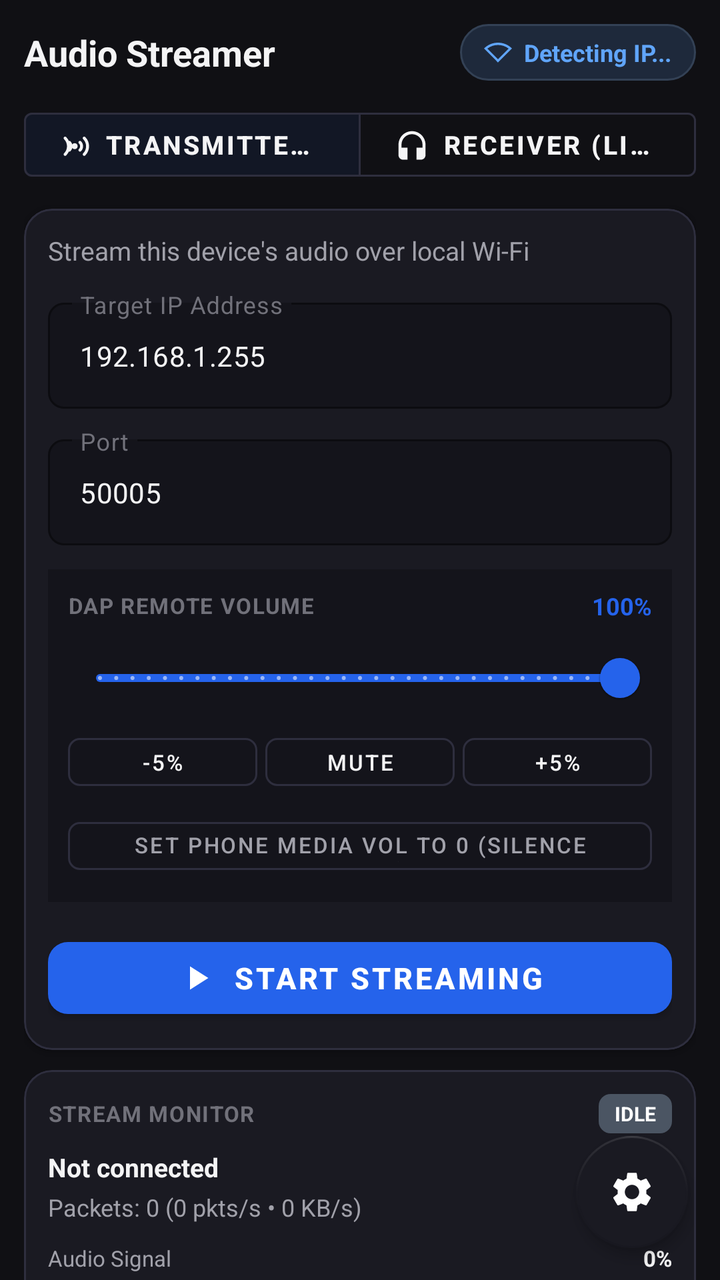
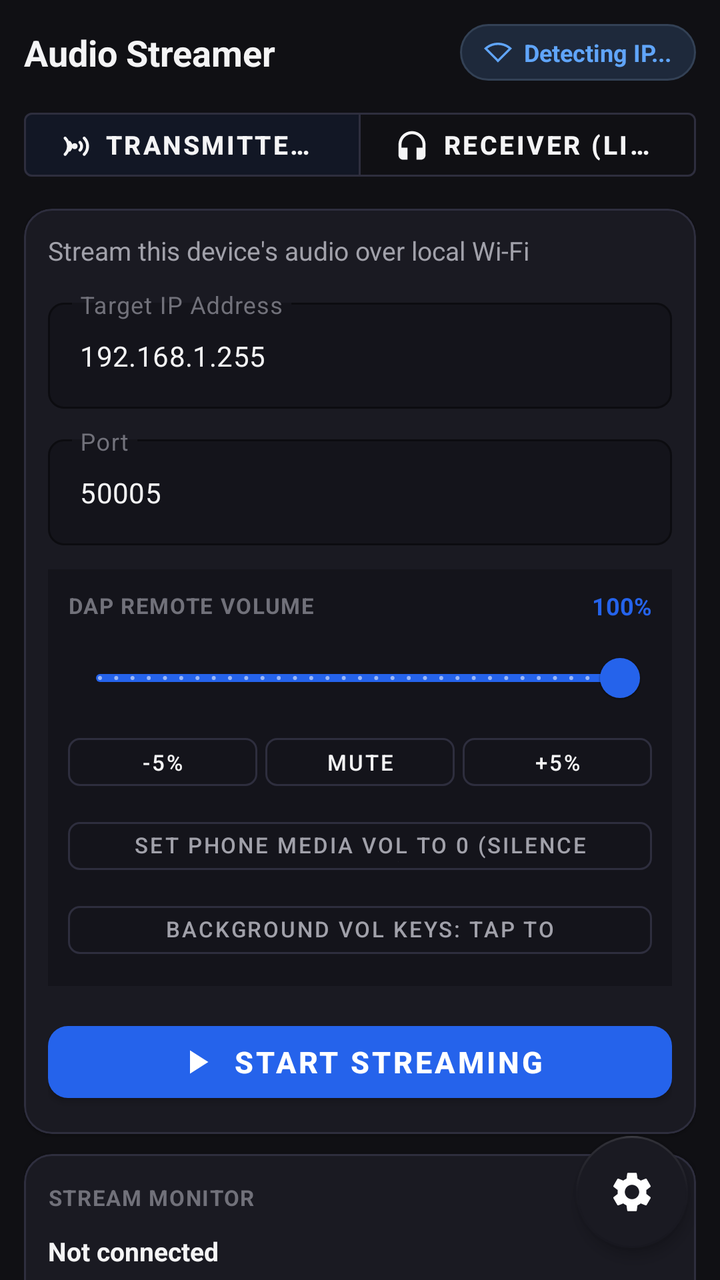

Screens rendered from an Android XML layout before and after an edit, with the pre-edit source and the edit as a unified diff.
<!-- AndroidManifest.xml: application theme Theme.AudioStreamer -->
<!-- res/layout/activity_main.xml -->
<?xml version="1.0" encoding="utf-8"?>
<androidx.coordinatorlayout.widget.CoordinatorLayout
    xmlns:android="http://schemas.android.com/apk/res/android"
    xmlns:app="http://schemas.android.com/apk/res-auto"
    android:id="@+id/root_layout"
    android:layout_width="match_parent"
    android:layout_height="match_parent"
    android:fitsSystemWindows="true"
    android:background="@color/bg_screen">

    <ScrollView
        android:layout_width="match_parent"
        android:layout_height="match_parent"
        android:fillViewport="true"
        android:clipToPadding="false"
        android:paddingBottom="88dp"
        android:scrollbars="none">

        <LinearLayout
            android:layout_width="match_parent"
            android:layout_height="wrap_content"
            android:gravity="center_horizontal"
            android:orientation="vertical">

            <LinearLayout
                android:layout_width="match_parent"
                android:layout_height="wrap_content"
                android:maxWidth="@dimen/content_max_width"
                android:orientation="vertical"
                android:padding="@dimen/screen_padding">

                
                <LinearLayout
                    android:layout_width="match_parent"
                    android:layout_height="wrap_content"
                    android:orientation="horizontal"
                    android:gravity="center_vertical"
                    android:layout_marginBottom="@dimen/card_spacing">

                    <TextView
                        android:id="@+id/tv_title"
                        android:layout_width="0dp"
                        android:layout_height="wrap_content"
                        android:layout_weight="1"
                        android:text="@string/app_name"
                        android:textSize="@dimen/title_text_size"
                        android:textStyle="bold"
                        android:textColor="@color/text_primary" />

                    
                    <LinearLayout
                        android:id="@+id/layout_ip_pill"
                        android:layout_width="wrap_content"
                        android:layout_height="wrap_content"
                        android:orientation="horizontal"
                        android:gravity="center_vertical"
                        android:background="@drawable/bg_ip_pill"
                        android:paddingStart="12dp"
                        android:paddingEnd="12dp"
                        android:paddingTop="6dp"
                        android:paddingBottom="6dp"
                        android:clickable="true"
                        android:focusable="true">

                        <ImageView
                            android:layout_width="14dp"
                            android:layout_height="14dp"
                            android:src="@drawable/ic_wifi"
                            android:layout_marginEnd="6dp"
                            app:tint="@color/pill_text" />

                        <TextView
                            android:id="@+id/tv_header_ip"
                            android:layout_width="wrap_content"
                            android:layout_height="wrap_content"
                            android:text="Detecting IP..."
                            android:textSize="12sp"
                            android:textStyle="bold"
                            android:textColor="@color/pill_text" />
                    </LinearLayout>
                </LinearLayout>

                
                <com.google.android.material.button.MaterialButtonToggleGroup
                    android:id="@+id/toggle_mode_group"
                    android:layout_width="match_parent"
                    android:layout_height="@dimen/toggle_height"
                    android:layout_marginBottom="@dimen/card_spacing"
                    app:singleSelection="true"
                    app:selectionRequired="true"
                    app:checkedButton="@+id/btn_mode_transmitter">

                    <com.google.android.material.button.MaterialButton
                        android:id="@+id/btn_mode_transmitter"
                        style="?attr/materialButtonOutlinedStyle"
                        android:layout_width="0dp"
                        android:layout_height="match_parent"
                        android:layout_weight="1"
                        android:text="@string/mode_transmitter"
                        android:textSize="13sp"
                        android:textStyle="bold"
                        android:textColor="@color/text_primary"
                        app:strokeColor="@color/card_stroke"
                        app:icon="@drawable/ic_transmitter"
                        app:iconTint="@color/text_primary"
                        app:iconGravity="textStart"
                        app:iconPadding="6dp"
                        app:iconSize="18dp" />

                    <com.google.android.material.button.MaterialButton
                        android:id="@+id/btn_mode_receiver"
                        style="?attr/materialButtonOutlinedStyle"
                        android:layout_width="0dp"
                        android:layout_height="match_parent"
                        android:layout_weight="1"
                        android:text="@string/mode_receiver"
                        android:textSize="13sp"
                        android:textStyle="bold"
                        android:textColor="@color/text_primary"
                        app:strokeColor="@color/card_stroke"
                        app:icon="@drawable/ic_receiver"
                        app:iconTint="@color/text_primary"
                        app:iconGravity="textStart"
                        app:iconPadding="6dp"
                        app:iconSize="18dp" />
                </com.google.android.material.button.MaterialButtonToggleGroup>

                
                <com.google.android.material.card.MaterialCardView
                    android:id="@+id/card_config"
                    android:layout_width="match_parent"
                    android:layout_height="wrap_content"
                    android:layout_marginBottom="@dimen/card_spacing"
                    app:cardCornerRadius="14dp"
                    app:cardElevation="1dp"
                    app:strokeColor="@color/card_stroke"
                    app:strokeWidth="1dp"
                    app:cardBackgroundColor="@color/card_bg">

                    <LinearLayout
                        android:layout_width="match_parent"
                        android:layout_height="wrap_content"
                        android:orientation="vertical"
                        android:padding="@dimen/card_inner_padding">

                        <TextView
                            android:id="@+id/tv_mode_guide"
                            android:layout_width="match_parent"
                            android:layout_height="wrap_content"
                            android:text="Stream this device's audio over local Wi-Fi"
                            android:textSize="13sp"
                            android:textColor="@color/text_secondary"
                            android:layout_marginBottom="12dp" />

                        
                        <com.google.android.material.textfield.TextInputLayout
                            android:id="@+id/til_target_ip"
                            android:layout_width="match_parent"
                            android:layout_height="wrap_content"
                            android:layout_marginBottom="10dp"
                            android:hint="@string/target_ip_hint"
                            android:textColorHint="@color/text_hint"
                            app:hintTextColor="@color/primary"
                            app:boxBackgroundColor="@color/input_bg"
                            app:boxStrokeColor="@color/primary"
                            app:boxCornerRadiusBottomEnd="8dp"
                            app:boxCornerRadiusBottomStart="8dp"
                            app:boxCornerRadiusTopEnd="8dp"
                            app:boxCornerRadiusTopStart="8dp"
                            style="@style/Widget.MaterialComponents.TextInputLayout.OutlinedBox">

                            <com.google.android.material.textfield.TextInputEditText
                                android:id="@+id/et_target_ip"
                                android:layout_width="match_parent"
                                android:layout_height="wrap_content"
                                android:inputType="textUri"
                                android:textSize="14sp"
                                android:textColor="@color/text_primary"
                                android:textColorHint="@color/text_hint"
                                android:text="192.168.1.255" />
                        </com.google.android.material.textfield.TextInputLayout>

                        
                        <com.google.android.material.textfield.TextInputLayout
                            android:id="@+id/til_port"
                            android:layout_width="match_parent"
                            android:layout_height="wrap_content"
                            android:layout_marginBottom="12dp"
                            android:hint="@string/port_hint"
                            android:textColorHint="@color/text_hint"
                            app:hintTextColor="@color/primary"
                            app:boxBackgroundColor="@color/input_bg"
                            app:boxStrokeColor="@color/primary"
                            app:boxCornerRadiusBottomEnd="8dp"
                            app:boxCornerRadiusBottomStart="8dp"
                            app:boxCornerRadiusTopEnd="8dp"
                            app:boxCornerRadiusTopStart="8dp"
                            style="@style/Widget.MaterialComponents.TextInputLayout.OutlinedBox">

                            <com.google.android.material.textfield.TextInputEditText
                                android:id="@+id/et_port"
                                android:layout_width="match_parent"
                                android:layout_height="wrap_content"
                                android:inputType="number"
                                android:textSize="14sp"
                                android:textColor="@color/text_primary"
                                android:textColorHint="@color/text_hint"
                                android:text="50005" />
                        </com.google.android.material.textfield.TextInputLayout>

                        
                        <LinearLayout
                            android:id="@+id/layout_volume_control"
                            android:layout_width="match_parent"
                            android:layout_height="wrap_content"
                            android:orientation="vertical"
                            android:background="@color/input_bg"
                            android:padding="10dp"
                            android:layout_marginBottom="14dp">

                            <LinearLayout
                                android:layout_width="match_parent"
                                android:layout_height="wrap_content"
                                android:orientation="horizontal"
                                android:gravity="center_vertical"
                                android:layout_marginBottom="4dp">

                                <TextView
                                    android:layout_width="0dp"
                                    android:layout_height="wrap_content"
                                    android:layout_weight="1"
                                    android:text="DAP REMOTE VOLUME"
                                    android:textSize="11sp"
                                    android:textStyle="bold"
                                    android:textColor="@color/text_hint"
                                    android:letterSpacing="0.05" />

                                <TextView
                                    android:id="@+id/tv_remote_vol_label"
                                    android:layout_width="wrap_content"
                                    android:layout_height="wrap_content"
                                    android:text="100%"
                                    android:textSize="12sp"
                                    android:textStyle="bold"
                                    android:textColor="@color/primary" />
                            </LinearLayout>

                            
                            <com.google.android.material.slider.Slider
                                android:id="@+id/slider_remote_vol"
                                android:layout_width="match_parent"
                                android:layout_height="wrap_content"
                                android:valueFrom="0.0"
                                android:valueTo="100.0"
                                android:stepSize="1.0"
                                android:value="100.0"
                                app:thumbColor="@color/primary"
                                app:trackColorActive="@color/primary"
                                app:trackColorInactive="#2A2A38" />

                            
                            <LinearLayout
                                android:layout_width="match_parent"
                                android:layout_height="wrap_content"
                                android:orientation="horizontal"
                                android:gravity="center">

                                <com.google.android.material.button.MaterialButton
                                    android:id="@+id/btn_vol_down"
                                    style="?attr/materialButtonOutlinedStyle"
                                    android:layout_width="0dp"
                                    android:layout_height="36dp"
                                    android:layout_weight="1"
                                    android:text="-5%"
                                    android:textSize="11sp"
                                    android:textColor="@color/text_primary"
                                    app:strokeColor="@color/card_stroke"
                                    android:layout_marginEnd="4dp"
                                    app:cornerRadius="6dp" />

                                <com.google.android.material.button.MaterialButton
                                    android:id="@+id/btn_vol_mute"
                                    style="?attr/materialButtonOutlinedStyle"
                                    android:layout_width="0dp"
                                    android:layout_height="36dp"
                                    android:layout_weight="1"
                                    android:text="Mute"
                                    android:textSize="11sp"
                                    android:textColor="@color/text_primary"
                                    app:strokeColor="@color/card_stroke"
                                    android:layout_marginEnd="4dp"
                                    app:cornerRadius="6dp" />

                                <com.google.android.material.button.MaterialButton
                                    android:id="@+id/btn_vol_up"
                                    style="?attr/materialButtonOutlinedStyle"
                                    android:layout_width="0dp"
                                    android:layout_height="36dp"
                                    android:layout_weight="1"
                                    android:text="+5%"
                                    android:textSize="11sp"
                                    android:textColor="@color/text_primary"
                                    app:strokeColor="@color/card_stroke"
                                    app:cornerRadius="6dp" />
                            </LinearLayout>

                            
                            <com.google.android.material.button.MaterialButton
                                android:id="@+id/btn_silence_phone"
                                style="?attr/materialButtonOutlinedStyle"
                                android:layout_width="match_parent"
                                android:layout_height="36dp"
                                android:layout_marginTop="6dp"
                                android:text="Set Phone Media Vol to 0 (Silence Phone)"
                                android:textSize="11sp"
                                android:textColor="@color/text_secondary"
                                app:strokeColor="@color/card_stroke"
                                app:cornerRadius="6dp" />
                        </LinearLayout>

                        
                        <com.google.android.material.button.MaterialButton
                            android:id="@+id/btn_action"
                            android:layout_width="match_parent"
                            android:layout_height="@dimen/btn_height"
                            android:text="@string/start_stream"
                            android:textSize="15sp"
                            android:textStyle="bold"
                            android:textColor="@color/white"
                            app:cornerRadius="10dp"
                            app:icon="@drawable/ic_play"
                            app:iconTint="@color/white"
                            app:iconGravity="textStart"
                            app:iconPadding="8dp"
                            app:iconSize="20dp" />

                    </LinearLayout>
                </com.google.android.material.card.MaterialCardView>

                
                <com.google.android.material.card.MaterialCardView
                    android:id="@+id/card_telemetry"
                    android:layout_width="match_parent"
                    android:layout_height="wrap_content"
                    app:cardCornerRadius="14dp"
                    app:cardElevation="1dp"
                    app:strokeColor="@color/card_stroke"
                    app:strokeWidth="1dp"
                    app:cardBackgroundColor="@color/card_bg">

                    <LinearLayout
                        android:layout_width="match_parent"
                        android:layout_height="wrap_content"
                        android:orientation="vertical"
                        android:padding="@dimen/card_inner_padding">

                        
                        <LinearLayout
                            android:layout_width="match_parent"
                            android:layout_height="wrap_content"
                            android:orientation="horizontal"
                            android:gravity="center_vertical"
                            android:layout_marginBottom="8dp">

                            <TextView
                                android:layout_width="0dp"
                                android:layout_height="wrap_content"
                                android:layout_weight="1"
                                android:text="STREAM MONITOR"
                                android:textSize="11sp"
                                android:textStyle="bold"
                                android:textColor="@color/text_hint"
                                android:letterSpacing="0.05" />

                            <TextView
                                android:id="@+id/tv_badge_status"
                                android:layout_width="wrap_content"
                                android:layout_height="wrap_content"
                                android:text="IDLE"
                                android:textSize="10sp"
                                android:textStyle="bold"
                                android:paddingStart="8dp"
                                android:paddingEnd="8dp"
                                android:paddingTop="3dp"
                                android:paddingBottom="3dp"
                                android:textColor="@color/white"
                                android:background="@drawable/bg_badge"
                                android:backgroundTint="@color/status_gray" />
                        </LinearLayout>

                        
                        <TextView
                            android:id="@+id/tv_endpoint_info"
                            android:layout_width="match_parent"
                            android:layout_height="wrap_content"
                            android:text="Not connected"
                            android:textSize="13sp"
                            android:textStyle="bold"
                            android:textColor="@color/text_primary"
                            android:layout_marginBottom="3dp" />

                        
                        <TextView
                            android:id="@+id/tv_packets_stat"
                            android:layout_width="match_parent"
                            android:layout_height="wrap_content"
                            android:text="Packets: 0 (0 pkts/s • 0 KB/s)"
                            android:textSize="12sp"
                            android:textColor="@color/text_secondary"
                            android:layout_marginBottom="10dp" />

                        
                        <LinearLayout
                            android:layout_width="match_parent"
                            android:layout_height="wrap_content"
                            android:orientation="horizontal"
                            android:gravity="center_vertical"
                            android:layout_marginBottom="4dp">

                            <TextView
                                android:layout_width="0dp"
                                android:layout_height="wrap_content"
                                android:layout_weight="1"
                                android:text="Audio Signal"
                                android:textSize="11sp"
                                android:textColor="@color/text_secondary" />

                            <TextView
                                android:id="@+id/tv_audio_level_val"
                                android:layout_width="wrap_content"
                                android:layout_height="wrap_content"
                                android:text="0%"
                                android:textSize="11sp"
                                android:textStyle="bold"
                                android:textColor="@color/text_primary" />
                        </LinearLayout>

                        <ProgressBar
                            android:id="@+id/pb_audio_level"
                            style="?android:attr/progressBarStyleHorizontal"
                            android:layout_width="match_parent"
                            android:layout_height="@dimen/progress_height"
                            android:max="100"
                            android:progress="0"
                            android:progressBackgroundTint="#272732"
                            android:progressTint="@color/status_green"
                            android:layout_marginBottom="10dp" />

                        
                        <TextView
                            android:id="@+id/tv_diagnostic_tip"
                            android:layout_width="match_parent"
                            android:layout_height="wrap_content"
                            android:text="Select mode and start streaming."
                            android:textSize="12sp"
                            android:textColor="@color/text_secondary"
                            android:lineSpacingMultiplier="1.15" />

                    </LinearLayout>
                </com.google.android.material.card.MaterialCardView>

            </LinearLayout>
        </LinearLayout>
    </ScrollView>

    
    <com.google.android.material.floatingactionbutton.FloatingActionButton
        android:id="@+id/fab_settings"
        android:layout_width="wrap_content"
        android:layout_height="wrap_content"
        android:layout_gravity="bottom|end"
        android:layout_marginEnd="16dp"
        android:layout_marginBottom="16dp"
        app:srcCompat="@drawable/ic_settings"
        app:tint="@color/white"
        app:backgroundTint="@color/card_bg"
        app:rippleColor="@color/primary"
        app:borderWidth="1dp"
        app:elevation="4dp"
        android:contentDescription="Settings" />

</androidx.coordinatorlayout.widget.CoordinatorLayout>
<!-- resources referenced by this layout -->
<resources>
  <color name="bg_screen">#101014</color>
  <color name="card_bg">#1A1A22</color>
  <color name="card_stroke">#2E2E3E</color>
  <color name="input_bg">#14141B</color>
  <color name="pill_text">#60A5FA</color>
  <color name="primary">#2563EB</color>
  <color name="status_gray">#4B5563</color>
  <color name="status_green">#10B981</color>
  <color name="text_hint">#71717A</color>
  <color name="text_primary">#F4F4F5</color>
  <color name="text_secondary">#A1A1AA</color>
  <color name="white">#FFFFFFFF</color>
  <dimen name="btn_height">48dp</dimen>
  <dimen name="card_inner_padding">12dp</dimen>
  <dimen name="card_spacing">10dp</dimen>
  <dimen name="content_max_width">520dp</dimen>
  <dimen name="progress_height">8dp</dimen>
  <dimen name="screen_padding">12dp</dimen>
  <dimen name="title_text_size">18sp</dimen>
  <dimen name="toggle_height">44dp</dimen>
  <!-- drawable bg_badge (drawable) -->
  <?xml version="1.0" encoding="utf-8"?>
  <shape xmlns:android="http://schemas.android.com/apk/res/android"
      android:shape="rectangle">
      <corners android:radius="6dp" />
      <solid android:color="#757575" />
  </shape>
  <!-- drawable bg_ip_pill (drawable) -->
  <?xml version="1.0" encoding="utf-8"?>
  <shape xmlns:android="http://schemas.android.com/apk/res/android"
      android:shape="rectangle">
      <corners android:radius="20dp" />
      <solid android:color="@color/pill_bg" />
      <stroke android:width="1dp" android:color="@color/pill_stroke" />
  </shape>
  <!-- drawable ic_play (drawable) -->
  <vector xmlns:android="http://schemas.android.com/apk/res/android"
      android:width="24dp"
      android:height="24dp"
      android:viewportWidth="24"
      android:viewportHeight="24">
      <path
          android:fillColor="#FFFFFFFF"
          android:pathData="M8,5v14l11,-7z"/>
  </vector>
  <!-- drawable ic_receiver (drawable) -->
  <vector xmlns:android="http://schemas.android.com/apk/res/android"
      android:width="24dp"
      android:height="24dp"
      android:viewportWidth="24"
      android:viewportHeight="24">
      <path
          android:fillColor="#FFFFFFFF"
          android:pathData="M12,3c-4.97,0 -9,4.03 -9,9v7c0,1.66 1.34,3 3,3h3v-8L5,14v-2c0,-3.87 3.13,-7 7,-7s7,3.13 7,7v2l-4,0v8h3c1.66,0 3,-1.34 3,-3v-7c0,-4.97 -4.03,-9 -9,-9z"/>
  </vector>
  <!-- drawable ic_wifi (drawable) -->
  <vector xmlns:android="http://schemas.android.com/apk/res/android"
      android:width="24dp"
      android:height="24dp"
      android:viewportWidth="24"
      android:viewportHeight="24">
      <path
          android:fillColor="#FF1976D2"
          android:pathData="M12,4C7.31,4 3.07,5.9 0,8.98L12,21 24,8.98C20.93,5.9 16.69,4 12,4zM2.92,9.07C5.51,7.08 8.67,6 12,6s6.49,1.08 9.08,3.07L12,18.17 2.92,9.07z"/>
  </vector>
  <string name="app_name">Audio Streamer</string>
  <string name="mode_receiver">Receiver (Listen)</string>
  <string name="mode_transmitter">Transmitter (Send)</string>
  <string name="port_hint">Port</string>
  <string name="start_stream">Start Streaming</string>
  <string name="target_ip_hint">Target IP Address</string>
  <style name="Theme.AudioStreamer" parent="Theme.MaterialComponents.NoActionBar">
          <item name="colorPrimary">@color/primary</item>
          <item name="colorPrimaryVariant">@color/primary_variant</item>
          <item name="colorOnPrimary">@color/white</item>
          <item name="colorSecondary">@color/secondary</item>
          <item name="colorSecondaryVariant">@color/secondary_variant</item>
          <item name="colorOnSecondary">@color/white</item>
          <item name="android:windowBackground">@color/bg_screen</item>
          <item name="android:statusBarColor">@color/bg_screen</item>
          <item name="android:navigationBarColor">@color/bg_screen</item>
          <item name="android:windowLightStatusBar">false</item>
      </style>
  <color name="pill_bg">#1E293B</color>
  <color name="pill_stroke">#334155</color>
  <color name="primary_variant">#1D4ED8</color>
  <color name="secondary">#0D9488</color>
  <color name="secondary_variant">#0F766E</color>
  <!-- unchanged entries left out for length: 2 -->
</resources>

<!-- the commit's change to res/layout/activity_main.xml (unified diff, before → after) -->
@@ -316,6 +316,19 @@
                                 android:textColor="@color/text_secondary"
                                 app:strokeColor="@color/card_stroke"
                                 app:cornerRadius="6dp" />
+
+                            
+                            <com.google.android.material.button.MaterialButton
+                                android:id="@+id/btn_enable_accessibility"
+                                style="?attr/materialButtonOutlinedStyle"
+                                android:layout_width="match_parent"
+                                android:layout_height="36dp"
+                                android:layout_marginTop="6dp"
+                                android:text="Background Vol Keys: Tap to Configure"
+                                android:textSize="11sp"
+                                android:textColor="@color/text_secondary"
+                                app:strokeColor="@color/card_stroke"
+                                app:cornerRadius="6dp" />
                         </LinearLayout>
 
                         
